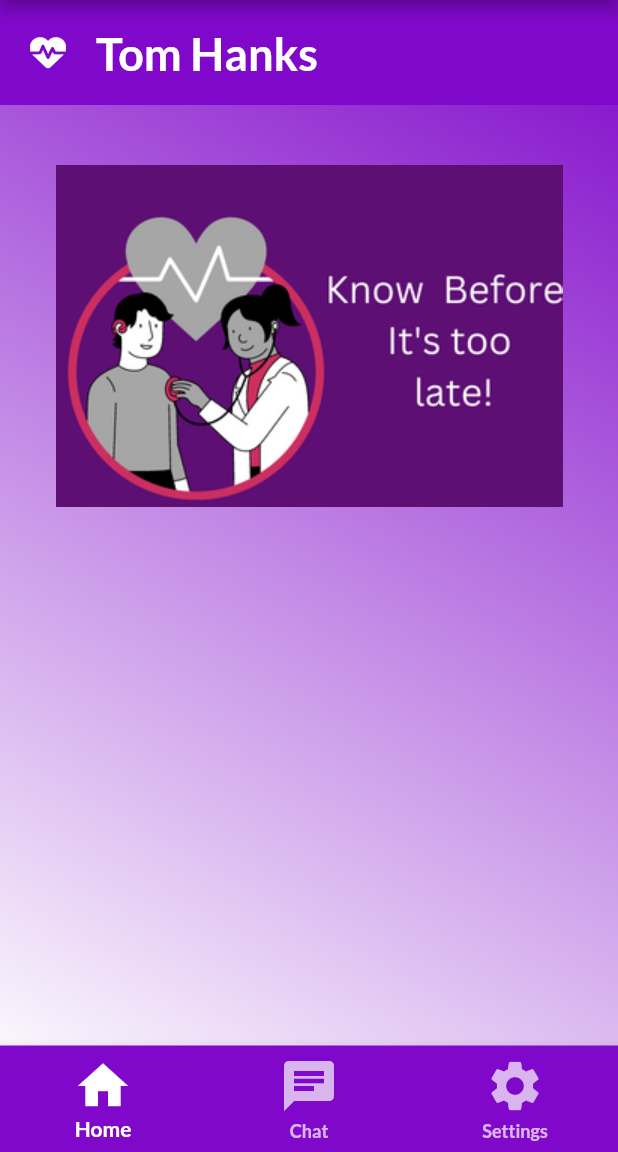
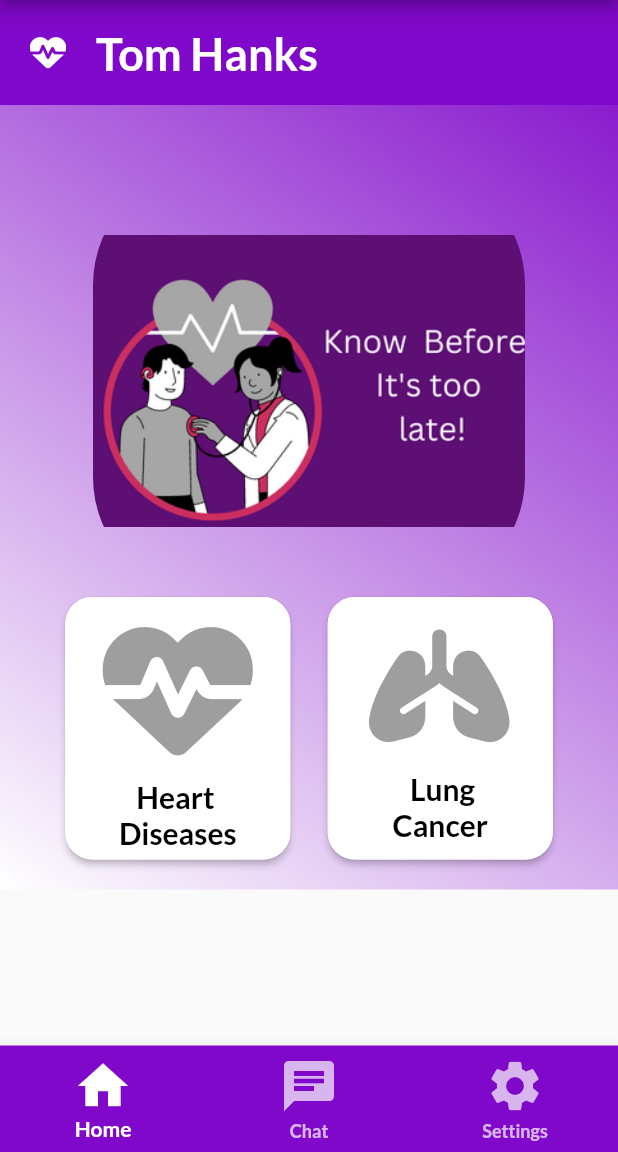
Before and after one commit to cepdnaclk/e18-6sp-ML-based-patient-care-diagnostic, a Flutter app: the screen it shows after launch, on a phone screen of 412 x 824 dp, the part 84-1236 px from its top. Run offline on Flutter 3.47's test engine with Material 2 defaults, Android fonts, the phone set to English and light mode, and no system bars; our stand-ins replace firebase_auth, firebase_core, flutter_map, font_awesome_flutter, latlong2, modal_progress_hud_nsn and 2 more; accounts and stored records are empty; network calls fail.

Commit message:
added home

```diff
--- a/front_end_cop_mate/lib/screens/home.dart
+++ b/front_end_cop_mate/lib/screens/home.dart
@@ -6,13 +6,13 @@ import 'package:http/http.dart' as http;
 import 'dart:convert';
 import 'package:intl/intl.dart';
 import 'package:front_end_cop_mate/models/Vehicle.dart';
+import 'package:front_end_cop_mate/screens/register_user.dart';
 
 void main() {
   return runApp(_ChartApp());
 }
 
 class _ChartApp extends StatefulWidget {
-
   @override
   State<_ChartApp> createState() => _ChartAppState();
 }
@@ -30,6 +30,7 @@ class _ChartAppState extends State<_ChartApp> {
 class day_summary_graph extends StatefulWidget {
   day_summary_graph({Key? key}) : super(key: key);
   static const String id = 'day_summary_graph';
+
   @override
   _day_summary_graphState createState() => _day_summary_graphState();
 }
@@ -75,16 +76,108 @@ class _day_summary_graphState extends State<day_summary_graph> {
                     SizedBox(
                       height: 10,
                     ),
-                    Container(
-                      height: 600,
-                      width: 400,
-                      child: Column(children: [
-                        const Image(image: AssetImage('images/home_page.png'),
-                        )
-                      ,Row(
-                          children: [],
-                        )],)
+                    ClipRRect(
+                      borderRadius: BorderRadius.circular(80),
+                      child: SizedBox.fromSize(
+                          size: const Size.fromRadius(144),
+                          child: Image.asset("images/home_page.png")),
                     ),
+                    Row(
+                      mainAxisAlignment: MainAxisAlignment.center,
+                      children: [
+                        ElevatedButton(
+                          onPressed: () {
+                            Navigator.pushNamed(context, register_user.id);
+                          },
+                          child: Column(
+                            mainAxisAlignment: MainAxisAlignment.center,
+                            crossAxisAlignment: CrossAxisAlignment.center,
+                            children: [
+                              SizedBox(
+                                height: 5,
+                              ),
+                              Icon(
+                                FontAwesomeIcons.heartPulse,
+                                size: 100.0,
+                                color: Colors.grey,
+                              ),
+                              SizedBox(
+                                height: 10,
+                              ),
+                              Text(
+                                "   Heart\nDiseases",
+                                style: TextStyle(
+                                    fontSize: 20, color: Colors.black),
+                              ),
+                            ],
+                          ),
+                          style: ButtonStyle(
+                            backgroundColor: MaterialStatePropertyAll<Color>(
+                                Color(0xFFFFFFFF)),
+                            minimumSize:
+                                MaterialStatePropertyAll<Size>(Size(150, 175)),
+                            shape: MaterialStateProperty.all<
+                                RoundedRectangleBorder>(
+                              RoundedRectangleBorder(
+                                  borderRadius: BorderRadius.circular(18.0),
+                                  side: BorderSide(color: Colors.white)),
+                            ),
+                          ),
+                        ),
+                        SizedBox(
+                          width: 25,
+                        ),
+                        ElevatedButton(
+                          onPressed: () {
+                            Navigator.pushNamed(context, register_user.id);
+                          },
+                          child: Column(
+                            mainAxisAlignment: MainAxisAlignment.center,
+                            // crossAxisAlignment: CrossAxisAlignment.center,
+                            children: [
+                              SizedBox(
+                                height: 10,
+                              ),
+                              Row(
+                                children: [
+                                  Icon(
+                                    FontAwesomeIcons.lungs,
+                                    size: 75.0,
+                                    color: Colors.grey,
+                                  ),
+                                  SizedBox(
+                                    width: 20,
+                                  ),
+                                ],
+                              ),
+                              SizedBox(
+                                height: 20,
+                              ),
+                              Text(
+                                "   Lung\nCancer",
+                                style: TextStyle(
+                                    fontSize: 20, color: Colors.black),
+                              ),
+                              SizedBox(
+                                height: 0,
+                              ),
+                            ],
+                          ),
+                          style: ButtonStyle(
+                            backgroundColor: MaterialStatePropertyAll<Color>(
+                                Color(0xFFFFFFFF)),
+                            minimumSize:
+                                MaterialStatePropertyAll<Size>(Size(150, 175)),
+                            shape: MaterialStateProperty.all<
+                                RoundedRectangleBorder>(
+                              RoundedRectangleBorder(
+                                  borderRadius: BorderRadius.circular(18.0),
+                                  side: BorderSide(color: Colors.white)),
+                            ),
+                          ),
+                        ),
+                      ],
+                    )
                   ],
                 ),
               ),
@@ -170,6 +263,7 @@ class _day_summary_graphState extends State<day_summary_graph> {
 
 class ChartData {
   ChartData(this.date, this.singleLine, this.doubleLine, this.crossingLine);
+
   final DateTime date;
   final double singleLine;
   final double doubleLine;
```
Also changed, not shown: front_end_cop_mate/lib/screens/heart.dart (added).
